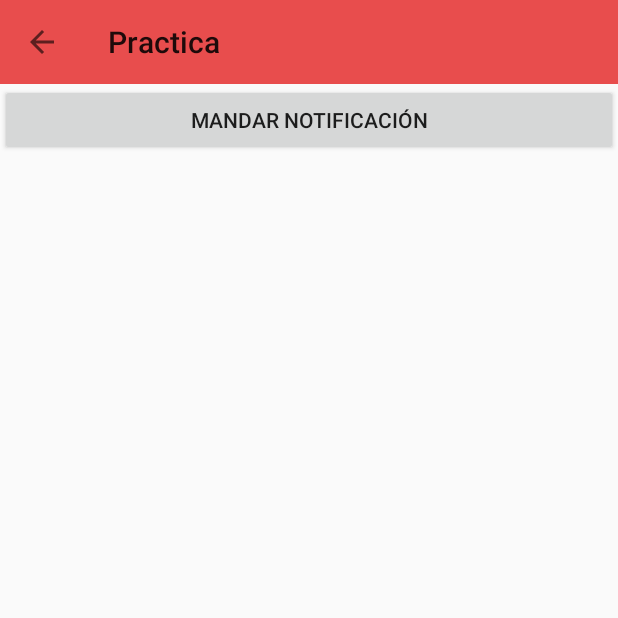
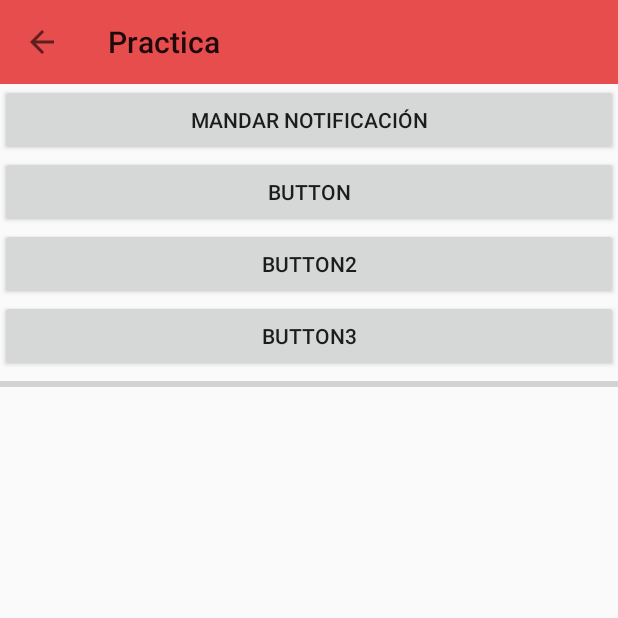
Before and after one commit to fio154/Practica, an Android app: the screen it shows after launch (Pantalla2), after a tap on "PANTALLA 2", on a phone screen of 412 x 824 dp, the top half of it. Run offline under Robolectric (Android 15) with nearby library versions, the phone set to English and light mode, and no system bars.

```diff
--- a/app/src/main/java/isi/dam/practica/Activities/MainActivity.java
+++ b/app/src/main/java/isi/dam/practica/Activities/MainActivity.java
@@ -5,16 +5,24 @@ import android.net.Uri;
 import android.os.Bundle;
 import android.view.View;
 import android.widget.Button;
+import android.widget.TextView;
 
 import androidx.appcompat.app.AppCompatActivity;
 import androidx.appcompat.widget.Toolbar;
 
+import java.util.List;
+
+import isi.dam.practica.Database.PersonaRepository;
+import isi.dam.practica.Modelo.OnPersonaResultCallback;
+import isi.dam.practica.Modelo.Persona;
 import isi.dam.practica.R;
 
-public class MainActivity extends AppCompatActivity {
+public class MainActivity extends AppCompatActivity implements OnPersonaResultCallback {
 
     Button pasar_pantalla, btn_implicito;
     Toolbar toolbar;
+    PersonaRepository repository;
+    TextView count;
 
     @Override
     protected void onCreate(Bundle savedInstanceState) {
@@ -44,30 +52,7 @@ public class MainActivity extends AppCompatActivity {
             }
         });
 
-       /* PracticaDatabase db = new PracticaDatabase() {
-            @Override
-            public PersonaDAO PersonaDAO() {
-                return null;
-            }
-
-            @NonNull
-            @Override
-            protected SupportSQLiteOpenHelper createOpenHelper(DatabaseConfiguration config) {
-                return null;
-            }
-
-            @NonNull
-            @Override
-            protected InvalidationTracker createInvalidationTracker() {
-                return null;
-            }
-
-            @Override
-            public void clearAllTables() {
-
-            }
-        };
-
+       /*
         PersonaRepository repo = new PersonaRepository(this.getApplication());
 
         //Persona persona = new Persona("fiorella", "triverio", 21);
@@ -76,9 +61,19 @@ public class MainActivity extends AppCompatActivity {
         List<Persona> personas = repo.getAllPersons();
         for(Persona i : personas) {
             System.out.println(i.getNombre() + " " + i.getApellido()+ " " + i.getEdad());
-        }*/
+        }
+        */
 
+       /* repository = new PersonaRepository(this.getApplication(), this);
+        Persona persona = new Persona("fiorella", "triverio", 21);
+        repository.insertar(persona);
 
+        System.out.println("holaaa   " + repository.count());*/
 
     }
+
+    @Override
+    public void onResult(List<Persona> persona) {
+        System.out.println("EXITOOOOOOO");
+    }
 }
--- /dev/null
+++ b/app/src/main/java/isi/dam/practica/Modelo/OnPersonaResultCallback.java
@@ -0,0 +1,7 @@
+package isi.dam.practica.Modelo;
+
+import java.util.List;
+
+public interface OnPersonaResultCallback {
+    void onResult(List<Persona> persona);
+}
--- a/app/src/main/java/isi/dam/practica/Modelo/PersonaDAO.java
+++ b/app/src/main/java/isi/dam/practica/Modelo/PersonaDAO.java
@@ -19,8 +19,8 @@ public interface PersonaDAO {
     @Update
     void actualizar(Persona persona);
 
-    //@Query("SELECT * FROM persona WHERE id = :id LIMIT 1")
-    //Persona buscar(String id);
+    @Query("SELECT * FROM persona WHERE persona_column_id = :id LIMIT 1")
+    Persona buscar(String id);
 
     @Query("SELECT * FROM persona")
     List<Persona> buscarTodos();
@@ -31,5 +31,7 @@ public interface PersonaDAO {
     @Query("select * from persona")
     List<Persona> getAll();
 
+    @Query("select count(*) from persona")
+    int count();
 
 }
--- a/app/src/main/res/layout/activity_pantalla2.xml
+++ b/app/src/main/res/layout/activity_pantalla2.xml
@@ -20,4 +20,28 @@
         android:layout_height="wrap_content"
         android:text="mandar notificación" />
 
+    <Button
+        android:id="@+id/button"
+        android:layout_width="match_parent"
+        android:layout_height="wrap_content"
+        android:text="Button" />
+
+    <Button
+        android:id="@+id/button2"
+        android:layout_width="match_parent"
+        android:layout_height="wrap_content"
+        android:text="Button2" />
+
+    <Button
+        android:id="@+id/button3"
+        android:layout_width="match_parent"
+        android:layout_height="wrap_content"
+        android:text="Button3" />
+
+    <ProgressBar
+        android:id="@+id/progressBar"
+        style="?android:attr/progressBarStyleHorizontal"
+        android:layout_width="match_parent"
+        android:layout_height="wrap_content" />
+
 </LinearLayout>
```
Also changed, not shown: app/src/main/java/isi/dam/practica/Activities/Pantalla2.java (+109 -1 lines), app/src/main/java/isi/dam/practica/Database/PersonaRepository.java (+35 -6 lines), app/src/main/java/isi/dam/practica/Database/PracticaDatabase.java (+25 -3 lines), app/src/main/java/isi/dam/practica/Modelo/BuscarPersonas.java (added, +30 -0 lines).
